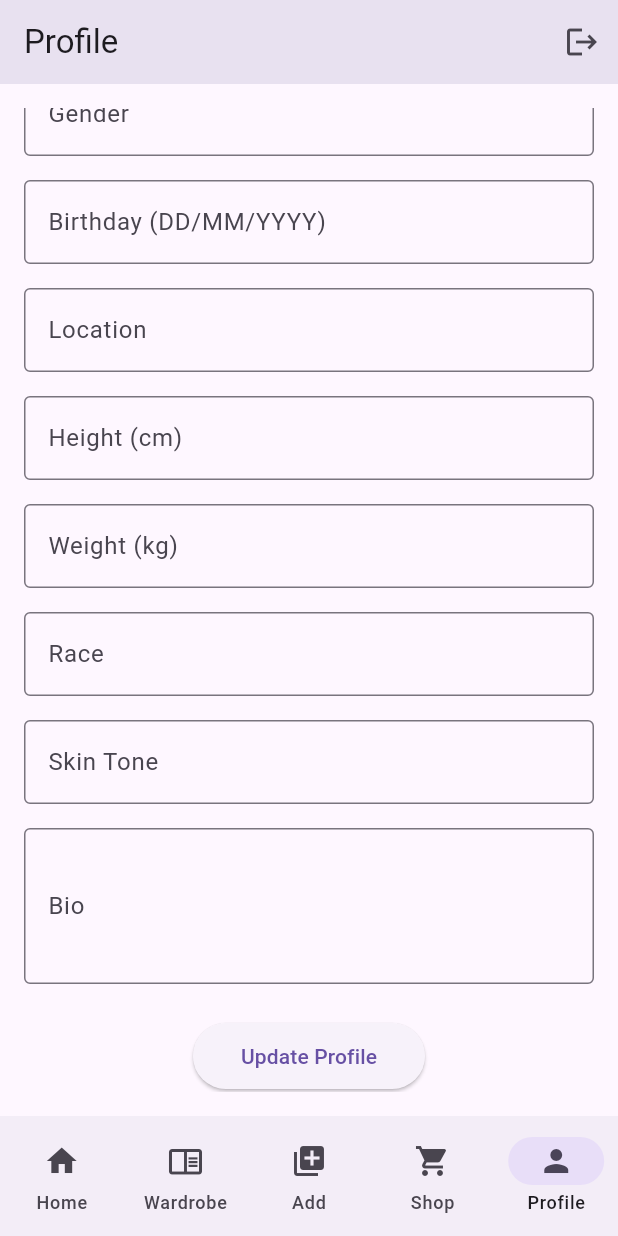
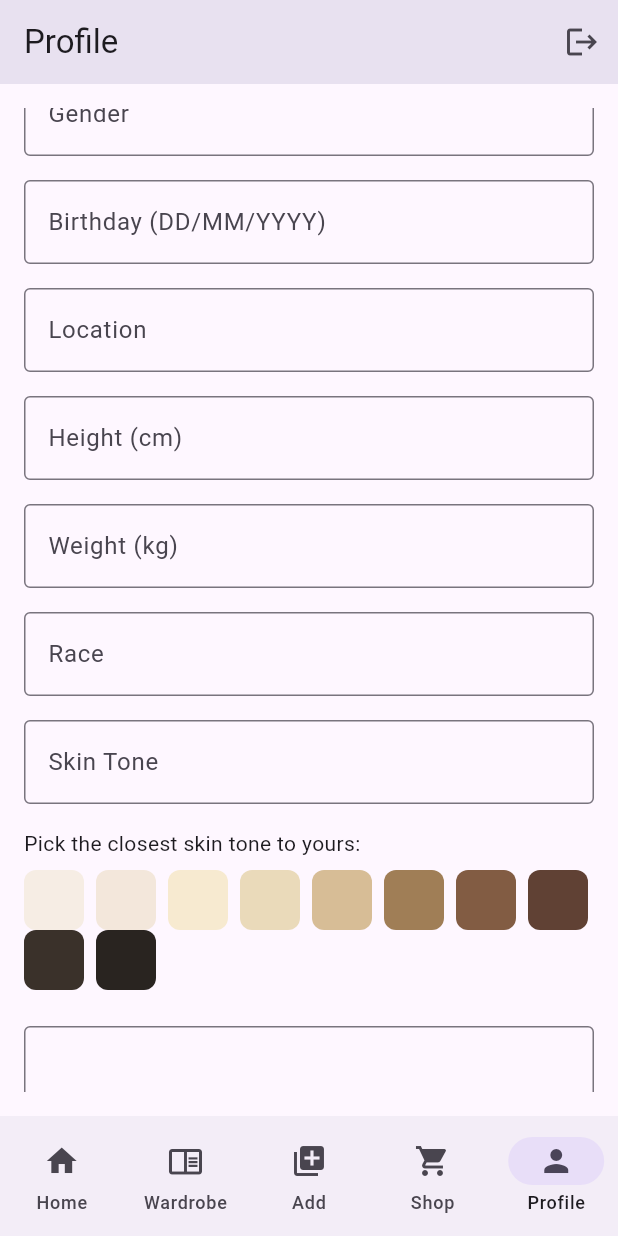
Before and after one commit to chienshyong/kagame_app, a Flutter app: the ProfilePage screen opened by its route, scrolled down 137 dp, on a phone screen of 412 x 824 dp. Run offline on Flutter 3.47's test engine with Material 3 defaults, Android fonts, the light colour scheme and no system bars; our stand-ins replace camera, flutter_secure_storage, go_router, image_picker; missing offline and left inert: material_tag_editor; accounts and stored records are empty; network calls fail.

Commit message:
skin tone selection

```diff
--- a/lib/profile/profile.dart
+++ b/lib/profile/profile.dart
@@ -12,6 +12,33 @@ class ProfilePage extends StatefulWidget {
 }
 
 class _ProfilePageState extends State<ProfilePage> {
+
+  List<Color> _skinToneColors = [
+  const Color(0xFFf6ede4),
+  const Color(0xFFf3e7db),
+  const Color(0xFFf7ead0),
+  const Color(0xFFeadaba),
+  const Color(0xFFd7bd96),
+  const Color(0xFFa07e56),
+  const Color(0xFF825c43),
+  const Color(0xFF604134),
+  const Color(0xFF3a312a),
+  const Color(0xFF292420),
+  ];
+
+  Map<Color, String> _skinToneDescription = {
+    Color(0xFFf6ede4):"Very fair skin with cool, pink undertones",
+    Color(0xFFf3e7db):"Fair skin with neutral to cool undertones",
+    Color(0xFFf7ead0):"Light skin with neutral undertones",
+    Color(0xFFeadaba):"Light to medium skin with warm or golden undertones",
+    Color(0xFFd7bd96):"Medium skin with neutral to warm undertones",
+    Color(0xFFa07e56):"Medium to olive skin with warm or golden undertones",
+    Color(0xFF825c43):"Olive to light brown skin with golden or neutral undertones",
+    Color(0xFF604134):"Medium brown skin with neutral to warm undertones",
+    Color(0xFF3a312a):"Dark brown skin with rich, warm undertones",
+    Color(0xFF292420):"Deep skin with cool or neutral undertones"
+  };
+
   final AuthService authService = AuthService();
 
   // Controllers for text fields
@@ -211,6 +238,36 @@ class _ProfilePageState extends State<ProfilePage> {
                 nextFocusNode: _bioFocusNode,
               ),
               SizedBox(height: 16),
+              Text("Pick the closest skin tone to yours:"),
+              SizedBox(height: 8),
+              Wrap(
+                spacing: 8.0,
+                children: _skinToneColors.map((color) {
+                  return GestureDetector(
+                    onTap: () {
+                      setState(() {
+                        _skinToneController.text = '${_skinToneDescription[color]}';
+                      });
+                    },
+                    child: Container(
+                      width: 40,
+                      height: 40,
+                      decoration: BoxDecoration(
+                        color: color,
+                        borderRadius: BorderRadius.circular(8.0),
+                        border: Border.all(
+                          color: _skinToneController.text ==
+                              '#${color.value.toRadixString(16).substring(2).toUpperCase()}'
+                              ? Colors.black
+                              : Colors.transparent,
+                          width: 2,
+                        ),
+                      ),
+                    ),
+                  );
+                }).toList(),
+              ),
+              SizedBox(height: 24),
 
               // Bio field
               _buildTextField(
```
